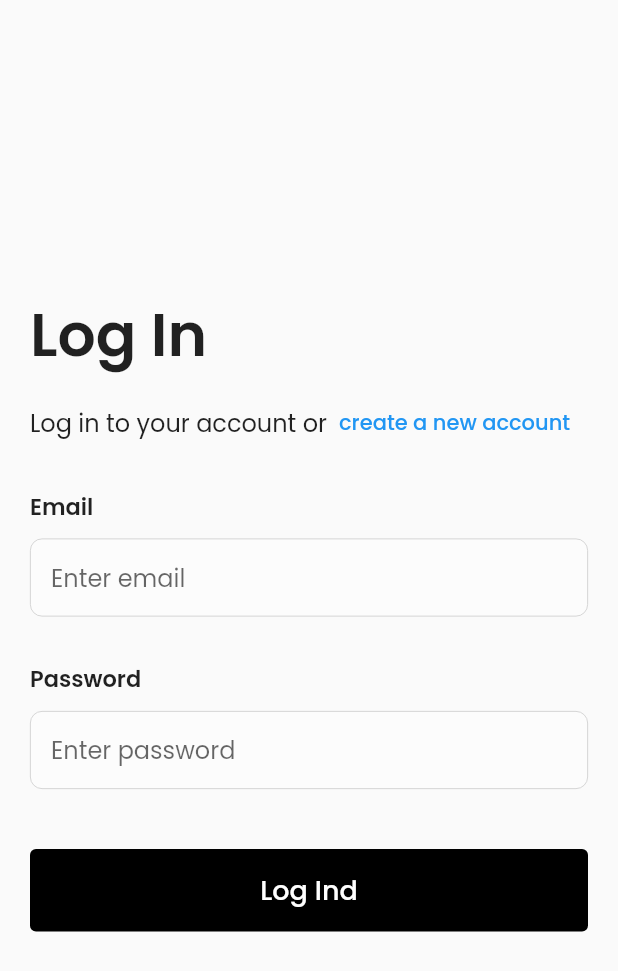
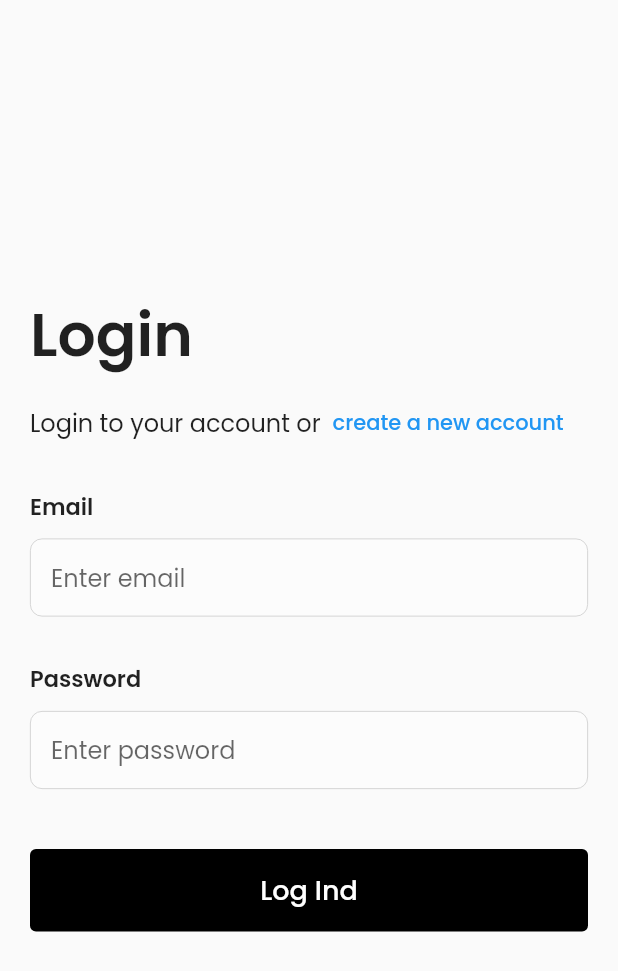
Before and after one commit to devwithhans/smma_tracker, a Flutter app: the screen it shows after launch, after a tap on "login to an existing", on a phone screen of 412 x 824 dp. Shown: the top 971 px of the screen. Run offline on Flutter 3.47's test engine with Material 2 defaults, Android fonts, the light colour scheme and no system bars; drawn by our look-alikes of overlay_support; our stand-ins replace bloc, cloud_firestore, cloud_functions, currency_text_input_formatter, equatable, firebase_auth and 10 more; missing offline and left inert: currency_picker, dart:js, duration_picker, side_sheet; accounts and stored records are empty.

Commit message:
Kasper knudsen event review

```diff
--- a/lib/functions/authentication/views/wrapper.dart
+++ b/lib/functions/authentication/views/wrapper.dart
@@ -1,6 +1,6 @@
-import 'package:agency_time/functions/authentication/web_view/web_registration.dart';
-import 'package:agency_time/functions/payments/web_views/web_new_company/web_new_company.dart';
+import 'package:agency_time/functions/authentication/web_view/web_no_company.dart';
 import 'package:agency_time/functions/statistics/web_view/web_navigation/web_navigation.dart';
+import 'package:agency_time/views/enter_app_view/web/web_register_view.dart';
 import 'package:flutter/material.dart';
 import 'package:flutter_bloc/flutter_bloc.dart';
 import 'package:lottie/lottie.dart';
@@ -17,18 +17,15 @@ class Wrapper extends StatelessWidget {
         if (state.authStatus == AuthStatus.signedIn) {
           if (state.company!.subscription == null &&
               state.company!.roles[state.appUser!.id] == 'owner') {
-            return const WebNewCompany(
-              initialStep: 1,
-            );
+            return const WebNoCompany();
           }
-
           return const WebNavigation();
         }
         if (state.authStatus == AuthStatus.signedOut) {
-          return WebRegistration();
+          return WebRegisterView();
         }
         if (state.authStatus == AuthStatus.noCompany) {
-          return const WebNewCompany();
+          return const WebNoCompany();
         }
         return Scaffold(
           body: Center(
--- a/lib/functions/statistics/views/dashboard_view/dashboard_widgets/pie_chart.dart
+++ b/lib/functions/statistics/views/dashboard_view/dashboard_widgets/pie_chart.dart
@@ -31,7 +31,7 @@ class _CustomPieChartState extends State<CustomPieChart> {
     //   return SizedBox();
     // }
     return Container(
-      padding: EdgeInsets.symmetric(vertical: 10, horizontal: 20),
+      padding: EdgeInsets.symmetric(vertical: 20, horizontal: 20),
       decoration: BoxDecoration(
         border: Border.all(color: kColorGrey),
         borderRadius: BorderRadius.circular(15),
@@ -51,6 +51,7 @@ class _CustomPieChartState extends State<CustomPieChart> {
                     style: TextStyle(fontWeight: FontWeight.w600, fontSize: 20),
                   ),
                 ),
+                SizedBox(height: 10),
                 Align(
                   alignment: Alignment.bottomCenter,
                   child: Row(
--- a/lib/functions/statistics/web_view/web_overview/widgets/overview_data_visualisation.dart
+++ b/lib/functions/statistics/web_view/web_overview/widgets/overview_data_visualisation.dart
@@ -232,9 +232,9 @@ class _OverviewDataState extends State<OverviewData> {
             ),
             Visibility(
               visible: widget.pieChartList != null,
-              child: StaggeredGridTile.count(
+              child: StaggeredGridTile.fit(
                 crossAxisCellCount: widePart(1),
-                mainAxisCellCount: breaked ? 1.2 : 7,
+                // mainAxisCellCount: breaked ? 2.1 : 7,
                 child: Builder(builder: (context) {
                   if (widePart(0.4) == 10) {
                     return Column(
--- a/lib/main.dart
+++ b/lib/main.dart
@@ -1,7 +1,5 @@
 import 'package:agency_time/firebase_options.dart';
 import 'package:agency_time/functions/authentication/blocs/auth_cubit/auth_cubit.dart';
-import 'package:agency_time/functions/authentication/web_view/web_registration.dart';
-import 'package:agency_time/functions/authentication/web_view/web_welcome.dart';
 import 'package:agency_time/functions/clients/views/add_clients_view.dart';
 import 'package:agency_time/functions/clients/repos/client_repo.dart';
 import 'package:agency_time/functions/statistics/repos/settings_repo.dart';
@@ -9,6 +7,8 @@ import 'package:agency_time/functions/payments/web_views/web_new_company/web_new
 import 'package:agency_time/functions/tracking/repos/tracker_repo.dart';
 import 'package:agency_time/functions/authentication/views/wrapper.dart';
 import 'package:agency_time/utils/error_handling/error_handler.dart';
+import 'package:agency_time/views/enter_app_view/web/web_login_view.dart';
+import 'package:agency_time/views/enter_app_view/web/web_register_view.dart';
 import 'package:cloud_firestore/cloud_firestore.dart';
 import 'package:cloud_functions/cloud_functions.dart';
 import 'package:firebase_auth/firebase_auth.dart';
@@ -22,16 +22,16 @@ import 'package:overlay_support/overlay_support.dart';
 Future<void> main() async {
   WidgetsFlutterBinding.ensureInitialized();
   await Firebase.initializeApp(options: DefaultFirebaseOptions.currentPlatform);
-  FirebaseAuth.instance.useAuthEmulator('localhost', 9099);
+  // FirebaseAuth.instance.useAuthEmulator('localhost', 9099);
 
-  setUrlStrategy(PathUrlStrategy());
+  // setUrlStrategy(PathUrlStrategy());
 
-  FirebaseFirestore.instance.settings = const Settings(
-    host: 'localhost:8080',
-    sslEnabled: false,
-    persistenceEnabled: false,
-  );
-  FirebaseFunctions.instance.useFunctionsEmulator('localhost', 5001);
+  // FirebaseFirestore.instance.settings = const Settings(
+  //   host: 'localhost:8080',
+  //   sslEnabled: false,
+  //   persistenceEnabled: false,
+  // );
+  // FirebaseFunctions.instance.useFunctionsEmulator('localhost', 5001);
 
   BlocOverrides.runZoned(
     () => runApp(RestartWidget(child: const MyApp())),
@@ -79,8 +79,8 @@ class MyApp extends StatelessWidget {
                 routes: {
                   '/': (context) => const Wrapper(),
                   AddClientView.id: (context) => AddClientView(),
-                  WebRegistration.pageName: (context) => WebRegistration(),
-                  WebWelcome.pageName: (context) => WebWelcome(),
+                  WebRegisterView.pageName: (context) => WebRegisterView(),
+                  WebLoginView.pageName: (context) => WebLoginView(),
                   WebNewCompany.pageName: (context) => const WebNewCompany(),
                   // ClientView.id: (context) => ClientView(),
                 },
--- /dev/null
+++ b/lib/utils/constants/spacings.dart
@@ -0,0 +1,6 @@
+import 'package:flutter/material.dart';
+
+Widget xtraLargeY = const SizedBox(height: 40);
+Widget largeY = const SizedBox(height: 20);
+Widget mediumY = const SizedBox(height: 10);
+Widget smallY = const SizedBox(height: 5);
--- /dev/null
+++ b/lib/utils/constants/text_styles.dart
@@ -0,0 +1,13 @@
+import 'package:flutter/material.dart';
+
+class AppTextStyle {
+  const AppTextStyle();
+  static TextStyle smallRed = const TextStyle(color: Colors.red);
+  static TextStyle small = const TextStyle();
+  static TextStyle medium = const TextStyle(fontSize: 16);
+  static TextStyle mediumBold =
+      const TextStyle(fontSize: 16, fontWeight: FontWeight.w600);
+
+  static TextStyle largeBold =
+      const TextStyle(fontSize: 40, fontWeight: FontWeight.w600);
+}
--- /dev/null
+++ b/lib/utils/constants/validators.dart
@@ -0,0 +1,14 @@
+class AppValidator {
+  static String? email(String? value) {
+    if (value == null || value.isEmpty) {
+      return 'Indtast venligst en email';
+    }
+    bool emailValid = RegExp(
+            r"^[a-zA-Z0-9.a-zA-Z0-9.!#$%&'*+-/=?^_`{|}~]+@[a-zA-Z0-9]+\.[a-zA-Z]+")
+        .hasMatch(value);
+    if (!emailValid) {
+      return 'Indtast venligst en gyldig mail';
+    }
+    return null;
+  }
+}
--- a/lib/functions/authentication/web_view/web_welcome.dart
+++ b/lib/views/enter_app_view/web/web_login_view.dart
@@ -1,16 +1,18 @@
 import 'package:agency_time/functions/authentication/blocs/login_cubit/login_cubit.dart';
-import 'package:agency_time/functions/authentication/web_view/web_registration.dart';
+import 'package:agency_time/utils/constants/text_styles.dart';
+import 'package:agency_time/utils/constants/validators.dart';
 import 'package:agency_time/utils/widgets/custom_button.dart';
 import 'package:agency_time/utils/widgets/custom_input_form.dart';
 import 'package:agency_time/utils/widgets/loading_screen.dart';
 import 'package:agency_time/utils/widgets/responsive_widgets/splitscreen.dart';
+import 'package:agency_time/views/enter_app_view/web/widgets/web_hero_widget.dart';
 import 'package:flutter/material.dart';
 import 'package:flutter_bloc/flutter_bloc.dart';
 
-class WebWelcome extends StatelessWidget {
-  static String pageName = 'welcome';
+class WebLoginView extends StatelessWidget {
+  static String pageName = 'login';
 
-  WebWelcome({Key? key}) : super(key: key);
+  WebLoginView({Key? key}) : super(key: key);
   final _formKey = GlobalKey<FormState>();
 
   @override
@@ -24,33 +26,18 @@ class WebWelcome extends StatelessWidget {
         body: BlocBuilder<LoginCubit, LoginState>(
           builder: (context, state) {
             if (state is LoginLoading) {
-              return LoadingScreen();
+              return const LoadingScreen();
             }
             return ResponsiveSplitScreen(
               left: Column(
                 crossAxisAlignment: CrossAxisAlignment.stretch,
                 mainAxisAlignment: MainAxisAlignment.center,
                 children: [
-                  Text(
-                    'Log In',
-                    style: TextStyle(fontSize: 40, fontWeight: FontWeight.w600),
+                  const EnterAppHeadline(
+                    pushScreen: EnterAppPushScreen.register,
+                    title: 'Login',
+                    subTitle: 'Login to your account or',
                   ),
-                  const SizedBox(height: 5),
-                  Row(
-                    children: [
-                      Text(
-                        'Log in to your account or',
-                        style: TextStyle(fontSize: 16),
-                      ),
-                      TextButton(
-                          onPressed: () {
-                            Navigator.pushNamed(
-                                context, WebRegistration.pageName);
-                          },
-                          child: Text('create a new account'))
-                    ],
-                  ),
-                  const SizedBox(height: 20),
                   Form(
                     key: _formKey,
                     child: Column(
@@ -62,23 +49,12 @@ class WebWelcome extends StatelessWidget {
                           onChanged: (v) {
                             email = v;
                           },
-                          validator: (value) {
-                            if (value == null || value.isEmpty) {
-                              return 'Indtast venligst en email';
-                            }
-                            bool emailValid = RegExp(
-                                    r"^[a-zA-Z0-9.a-zA-Z0-9.!#$%&'*+-/=?^_`{|}~]+@[a-zA-Z0-9]+\.[a-zA-Z]+")
-                                .hasMatch(value);
-                            if (!emailValid) {
-                              return 'Indtast venligst en gyldig mail';
-                            }
-                            return null;
-                          },
+                          validator: AppValidator.email,
                           keyboardType: TextInputType.emailAddress,
                           maxLines: 1,
                           hintText: 'Enter email',
                         ),
-                        SizedBox(height: 30),
+                        const SizedBox(height: 30),
                         CustomInputForm(
                           title: 'Password',
                           onChanged: (v) {
@@ -89,7 +65,7 @@ class WebWelcome extends StatelessWidget {
                           maxLines: 1,
                           hintText: 'Enter password',
                         ),
-                        SizedBox(height: 40),
+                        const SizedBox(height: 40),
                         CustomElevatedButton(
                           text: 'Log Ind',
                           onPressed: () {
@@ -100,14 +76,14 @@ class WebWelcome extends StatelessWidget {
                             }
                           },
                         ),
-                        SizedBox(height: 10),
+                        const SizedBox(height: 10),
                         state is LoginFailed
                             ? Text(
                                 state.errorMessage,
                                 textAlign: TextAlign.center,
-                                style: TextStyle(color: Colors.red),
+                                style: AppTextStyle.smallRed,
                               )
-                            : SizedBox(),
+                            : const SizedBox(),
                       ],
                     ),
                   ),
--- a/lib/functions/authentication/web_view/web_registration.dart
+++ b/lib/views/enter_app_view/web/web_register_view.dart
@@ -1,17 +1,18 @@
 import 'package:agency_time/functions/authentication/blocs/login_cubit/login_cubit.dart';
-import 'package:agency_time/functions/authentication/web_view/web_welcome.dart';
+import 'package:agency_time/utils/constants/text_styles.dart';
 import 'package:agency_time/utils/widgets/complience.dart';
 import 'package:agency_time/utils/widgets/custom_button.dart';
 import 'package:agency_time/utils/widgets/custom_input_form.dart';
 import 'package:agency_time/utils/widgets/loading_screen.dart';
 import 'package:agency_time/utils/widgets/responsive_widgets/splitscreen.dart';
+import 'package:agency_time/views/enter_app_view/web/web_login_view.dart';
 import 'package:flutter/material.dart';
 import 'package:flutter_bloc/flutter_bloc.dart';
 
-class WebRegistration extends StatelessWidget {
+class WebRegisterView extends StatelessWidget {
   static const String pageName = 'register';
 
-  WebRegistration({Key? key}) : super(key: key);
+  WebRegisterView({Key? key}) : super(key: key);
   final _formKey = GlobalKey<FormState>();
 
   @override
@@ -28,8 +29,9 @@ class WebRegistration extends StatelessWidget {
         body: BlocBuilder<LoginCubit, LoginState>(
           builder: (context, state) {
             if (state is LoginLoading) {
-              return LoadingScreen();
+              return const LoadingScreen();
             }
+
             return ResponsiveSplitScreen(
                 left: Container(
               constraints: BoxConstraints(maxWidth: 500),
@@ -39,20 +41,20 @@ class WebRegistration extends StatelessWidget {
                 children: [
                   Text(
                     'Register now',
-                    style: TextStyle(fontSize: 40, fontWeight: FontWeight.w600),
+                    style: AppTextStyle.largeBold,
                   ),
                   const SizedBox(height: 5),
                   Row(
                     children: [
                       Text(
                         'Register your account or',
-                        style: TextStyle(fontSize: 16),
+                        style: AppTextStyle.medium,
                       ),
                       TextButton(
                           onPressed: () {
-                            Navigator.pushNamed(context, WebWelcome.pageName);
+                            Navigator.pushNamed(context, WebLoginView.pageName);
                           },
-                          child: Text('login to an existing'))
+                          child: const Text('login to an existing'))
                     ],
                   ),
                   const SizedBox(height: 20),
--- /dev/null
+++ b/lib/views/enter_app_view/web/widgets/web_hero_widget.dart
@@ -0,0 +1,61 @@
+import 'package:agency_time/utils/constants/text_styles.dart';
+import 'package:agency_time/views/enter_app_view/web/web_login_view.dart';
+import 'package:agency_time/views/enter_app_view/web/web_register_view.dart';
+import 'package:flutter/material.dart';
+
+enum EnterAppPushScreen { login, register }
+
+class EnterAppHeadline extends StatelessWidget {
+  const EnterAppHeadline({
+    required this.subTitle,
+    required this.title,
+    required this.pushScreen,
+    Key? key,
+  }) : super(key: key);
+
+  final String title;
+  final String subTitle;
+  final EnterAppPushScreen pushScreen;
+
+  @override
+  Widget build(BuildContext context) {
+    Widget _pushScreen() {
+      if (pushScreen == EnterAppPushScreen.register) {
+        return TextButton(
+          onPressed: () {
+            Navigator.pushNamed(context, WebRegisterView.pageName);
+          },
+          child: const Text('create a new account'),
+        );
+      } else {
+        return TextButton(
+          onPressed: () {
+            Navigator.pushNamed(context, WebLoginView.pageName);
+          },
+          child: const Text('Login to an existing account'),
+        );
+      }
+    }
+
+    return Column(
+      crossAxisAlignment: CrossAxisAlignment.start,
+      children: [
+        Text(
+          title,
+          style: AppTextStyle.largeBold,
+        ),
+        const SizedBox(height: 5),
+        Row(
+          children: [
+            Text(
+              subTitle,
+              style: AppTextStyle.medium,
+            ),
+            _pushScreen(),
+          ],
+        ),
+        const SizedBox(height: 20),
+      ],
+    );
+  }
+}
--- a/pubspec.yaml
+++ b/pubspec.yaml
@@ -69,6 +69,7 @@ flutter:
 
   assets:
     - assets/whitelogo.png
+    - assets/whitelogo.svg
     - assets/startimage.jpg
     - assets/indicator.svg
     - assets/lottie.json
```
Also changed, not shown: lib/functions/statistics/web_view/web_navigation/sections/web_side_menu.dart (+4 -3 lines), lib/utils/widgets/buttons/xl_border_button.dart (added, +54 -0 lines), lib/utils/widgets/stats_card.dart (+10 -4 lines), lib/views/onboarding_view/web/web_no_company_view.dart (added, +113 -0 lines), assets/whitelogo.png, assets/whitelogo.svg (added).
